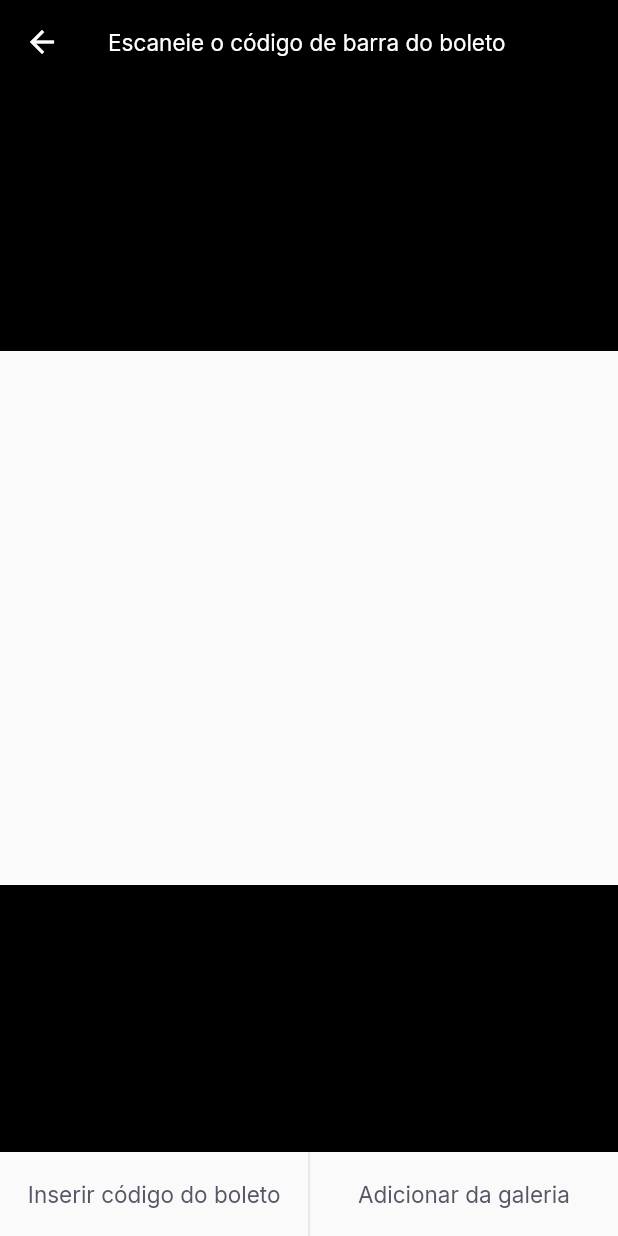
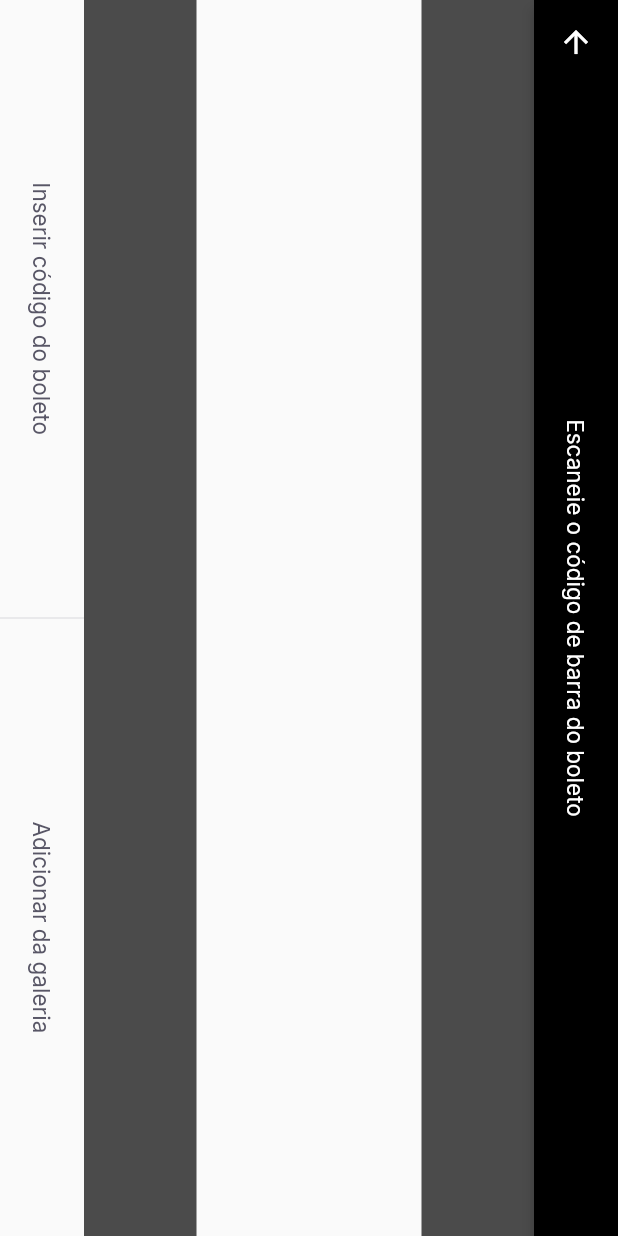
Before and after one commit to marcosferreira/payflow, a Flutter app: the BarcodeScannerPage screen opened by its route, on a phone screen of 412 x 824 dp. Run offline on Flutter 3.47's test engine with Material 2 defaults, Android fonts, the phone set to English and light mode, and no system bars; our stand-ins replace firebase_core, google_fonts, google_sign_in, shared_preferences; accounts and stored records are empty.

Commit message:
add RotatedBox in BarcodeScannerPage

```diff
--- a/lib/modules/barcode_scanner/barcode_scanner_page.dart
+++ b/lib/modules/barcode_scanner/barcode_scanner_page.dart
@@ -1,8 +1,6 @@
 import 'package:flutter/material.dart';
 import 'package:payflow/shared/themes/app_colors.dart';
 import 'package:payflow/shared/themes/app_text_styles.dart';
-import 'package:payflow/shared/widget/divider_vertical/divider_vertical_widget.dart';
-import 'package:payflow/shared/widget/label_button/label_button.dart';
 import 'package:payflow/shared/widget/set_label_buttons/set_label_buttons.dart';
 
 class BarcodeScannerPage extends StatefulWidget {
@@ -15,13 +13,21 @@ class BarcodeScannerPage extends StatefulWidget {
 class _BarcodeScannerPageState extends State<BarcodeScannerPage> {
   @override
   Widget build(BuildContext context) {
-    return Scaffold(
+    return SafeArea(
+      top: true,
+      bottom: true,
+      left: true,
+      right: true,
+      child: RotatedBox(
+        quarterTurns: 1,
+        child: Scaffold(
             appBar: AppBar(
               backgroundColor: Colors.black,
               title: Text(
                 "Escaneie o código de barra do boleto",
                 style: TextStyles.buttonBackground,
               ),
+              centerTitle: true,
               leading: BackButton(
                 color: AppColors.background,
               ),
@@ -30,7 +36,7 @@ class _BarcodeScannerPageState extends State<BarcodeScannerPage> {
               children: [
                 Expanded(
                   child: Container(
-                color: Colors.black,
+                    color: Colors.black.withOpacity(0.7),
                   ),
                 ),
                 Expanded(
@@ -41,7 +47,7 @@ class _BarcodeScannerPageState extends State<BarcodeScannerPage> {
                 ),
                 Expanded(
                   child: Container(
-                color: Colors.black,
+                    color: Colors.black.withOpacity(0.7),
                   ),
                 ),
               ],
@@ -51,6 +57,8 @@ class _BarcodeScannerPageState extends State<BarcodeScannerPage> {
               primaryOnPressed: () {},
               secondaryLabel: 'Adicionar da galeria',
               secondaryOnPressed: () {},
-        ));
+            )),
+      ),
+    );
   }
 }
```
Lines whose indentation alone changed are shown as unchanged.
